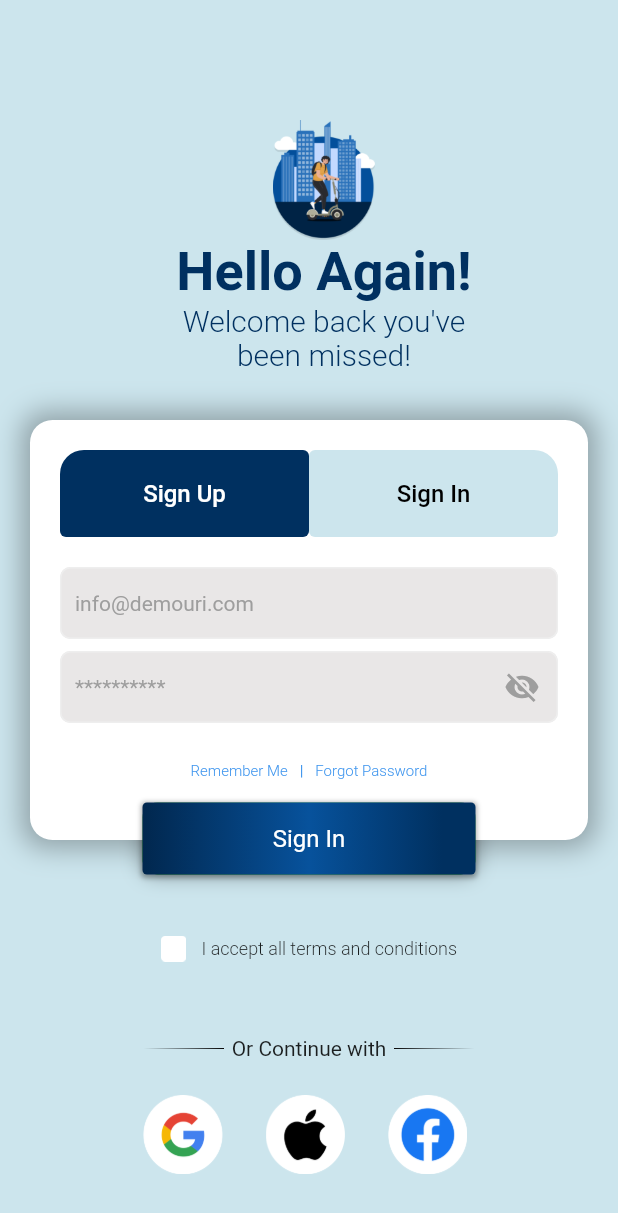
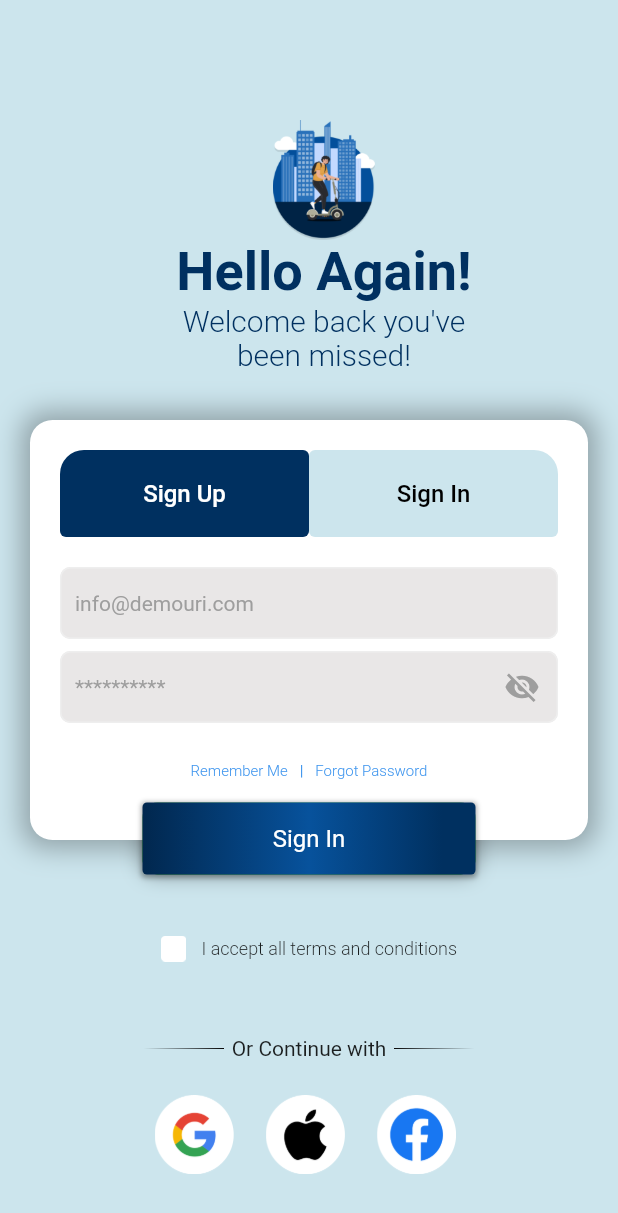
Before and after one commit to rinkuniks/flygrs-flutter, a Flutter app: the SignupLoginView screen opened by its route, on a phone screen of 412 x 824 dp. Shown: the top 1213 px of the screen. Run offline on Flutter 3.47's test engine with Material 2 defaults, Android fonts, the light colour scheme and no system bars; our stand-ins replace flutter_rating_bar, flutter_svg, syncfusion_flutter_datepicker; missing offline and left inert: flutter_share; Roboto replaces fonts that are missing (Poppins).

Commit message:
Login bottom ui set

```diff
--- a/lib/view/preAuth/signupLoginView.dart
+++ b/lib/view/preAuth/signupLoginView.dart
@@ -27,7 +27,7 @@ class _SignupLoginViewState extends State<SignupLoginView> {
               right: 0,
               child: Container(
                 height: isSignupScreen ? 280 : 200,
-                decoration: BoxDecoration(
+                decoration: const BoxDecoration(
                   color: AppColors.secondaryBackgroundColor,
                 ),
                 child: Container(
@@ -43,7 +43,7 @@ class _SignupLoginViewState extends State<SignupLoginView> {
                       ),
                     ),
                     if (isSignupScreen)
-                      Text(
+                      const Text(
                         "Hello Again!",
                         style: TextStyle(
                           fontSize: 36,
@@ -54,7 +54,7 @@ class _SignupLoginViewState extends State<SignupLoginView> {
                     if (isSignupScreen)
                       Container(
                         width: 228,
-                        child: Text(
+                        child: const Text(
                           "Welcome back you've been missed!",
                           textAlign: TextAlign.center,
                           style: TextStyle(
@@ -69,16 +69,16 @@ class _SignupLoginViewState extends State<SignupLoginView> {
               )),
           buildBottomHalfContainer(true),
           AnimatedPositioned(
-            duration: Duration(milliseconds: 700),
+            duration: const Duration(milliseconds: 700),
             curve: Curves.bounceInOut,
             top: isSignupScreen ? 280 : 180,
             child: AnimatedContainer(
-              duration: Duration(milliseconds: 700),
+              duration: const Duration(milliseconds: 700),
               curve: Curves.bounceInOut,
               height: isSignupScreen ? 280 : 410,
-              padding: EdgeInsets.all(20),
+              padding: const EdgeInsets.all(20),
               width: MediaQuery.of(context).size.width - 40,
-              margin: EdgeInsets.symmetric(horizontal: 20),
+              margin: const EdgeInsets.symmetric(horizontal: 20),
               decoration: BoxDecoration(
                   color: Colors.white,
                   borderRadius: BorderRadius.circular(15),
@@ -166,21 +166,23 @@ class _SignupLoginViewState extends State<SignupLoginView> {
                     mainAxisAlignment: MainAxisAlignment.center,
                     children: [
                       InkWell(
-                        onTap: (){
+                        onTap: () {
                           setState(() {
                             isChecked = !isChecked;
                           });
                         },
                         child: Image.asset(
-                          isChecked ? 'assets/images/selectedCheckbox.png' : 'assets/images/checkbox.png',
+                          isChecked
+                              ? 'assets/images/selectedCheckbox.png'
+                              : 'assets/images/checkbox.png',
                           height: 17,
                           width: 17,
                         ),
                       ),
-                      SizedBox(
+                      const SizedBox(
                         width: 10,
                       ),
-                      Text(
+                      const Text(
                         "I accept all terms and conditions",
                         style: TextStyle(
                             fontSize: 12, fontWeight: FontWeight.w300),
@@ -188,7 +190,7 @@ class _SignupLoginViewState extends State<SignupLoginView> {
                     ],
                   ),
                 ),
-                SizedBox(
+                const SizedBox(
                   height: 50,
                 ),
                 Row(
@@ -198,11 +200,11 @@ class _SignupLoginViewState extends State<SignupLoginView> {
                       'assets/images/leftLine.png',
                       width: 68,
                     ),
-                    SizedBox(
+                    const SizedBox(
                       width: 5,
                     ),
-                    Text("Or Continue with"),
-                    SizedBox(
+                    const Text("Or Continue with"),
+                    const SizedBox(
                       width: 5,
                     ),
                     Image.asset(
@@ -212,9 +214,10 @@ class _SignupLoginViewState extends State<SignupLoginView> {
                   ],
                 ),
                 Container(
-                  margin: EdgeInsets.only(right: 80, left: 80, top: 15),
+                  margin: const EdgeInsets.only(top: 15),
+                  width: MediaQuery.of(context).size.width * 1,
                   child: Row(
-                    mainAxisAlignment: MainAxisAlignment.spaceEvenly,
+                    mainAxisAlignment: MainAxisAlignment.center,
                     children: [
                       buildTextButton(
                           Image.asset(
@@ -253,7 +256,7 @@ class _SignupLoginViewState extends State<SignupLoginView> {
 
   Container buildSigninSection() {
     return Container(
-      margin: EdgeInsets.only(top: 20),
+      margin: const EdgeInsets.only(top: 20),
       child: Column(
         children: [
           AppTextField(
@@ -278,7 +281,7 @@ class _SignupLoginViewState extends State<SignupLoginView> {
                       onPressed: () {
                         Navigator.pushNamed(context, RouteName.takeMeHome);
                       },
-                      child: Text("Remember Me",
+                      child: const Text("Remember Me",
                           style: TextStyle(
                               fontSize: 10,
                               color: AppColors.rememberMeButtonColor,
@@ -286,14 +289,14 @@ class _SignupLoginViewState extends State<SignupLoginView> {
                     )
                   ],
                 ),
-                Text(
+                const Text(
                   '|',
                   style: TextStyle(
                       fontSize: 10, color: AppColors.rememberMeButtonColor),
                 ),
                 TextButton(
                   onPressed: () {},
-                  child: Text("Forgot Password",
+                  child: const Text("Forgot Password",
                       style: TextStyle(
                           fontSize: 10,
                           color: AppColors.rememberMeButtonColor,
@@ -309,7 +312,7 @@ class _SignupLoginViewState extends State<SignupLoginView> {
 
   Container buildSignupSection() {
     return Container(
-      margin: EdgeInsets.only(top: 20),
+      margin: const EdgeInsets.only(top: 20),
       child: Column(
         children: [
           AppTextField(
@@ -346,13 +349,11 @@ class _SignupLoginViewState extends State<SignupLoginView> {
 
   TextButton buildTextButton(Image iconImg, title, Color backgroundColor) {
     return TextButton(
-      onPressed: () {
-
-      },
+      onPressed: () {},
       child: Row(
         children: [
           ClipRRect(child: iconImg),
-          SizedBox(
+          const SizedBox(
             width: 5,
           ),
         ],
@@ -362,16 +363,15 @@ class _SignupLoginViewState extends State<SignupLoginView> {
 
   Widget buildBottomHalfContainer(bool showShadow) {
     return AnimatedPositioned(
-      duration: Duration(milliseconds: 700),
+      duration: const Duration(milliseconds: 700),
       curve: Curves.bounceInOut,
       top: isSignupScreen ? 535 : 565,
       right: 0,
       left: 0,
       child: Center(
           child: InkWell(
-          onTap: (){
-            Navigator.pushNamed(
-                context, RouteName.bottomNavigation);
+        onTap: () {
+          Navigator.pushNamed(context, RouteName.bottomNavigation);
         },
         child: Container(
           height: 48,
@@ -391,7 +391,7 @@ class _SignupLoginViewState extends State<SignupLoginView> {
           child: !showShadow
               ? Container(
                   decoration: BoxDecoration(
-                    gradient: LinearGradient(colors: [
+                      gradient: const LinearGradient(colors: [
                         AppColors.gradient1,
                         AppColors.gradient2,
                         AppColors.gradient3,
@@ -406,18 +406,18 @@ class _SignupLoginViewState extends State<SignupLoginView> {
                             color: Colors.black.withOpacity(.3),
                             spreadRadius: 1,
                             blurRadius: 2,
-                          offset: Offset(0, 1))
+                            offset: const Offset(0, 1))
                       ]),
                   child: Center(
                     child: Text(
                       !isSignupScreen ? 'Sign Up' : 'Sign In',
-                    style: TextStyle(color: AppColors.white, fontSize: 16),
+                      style:
+                          const TextStyle(color: AppColors.white, fontSize: 16),
                     ),
                   ))
-                : Center(),
+              : const Center(),
         ),
-        )
-      ),
+      )),
     );
   }
 }
```
Lines whose indentation alone changed are shown as unchanged.
